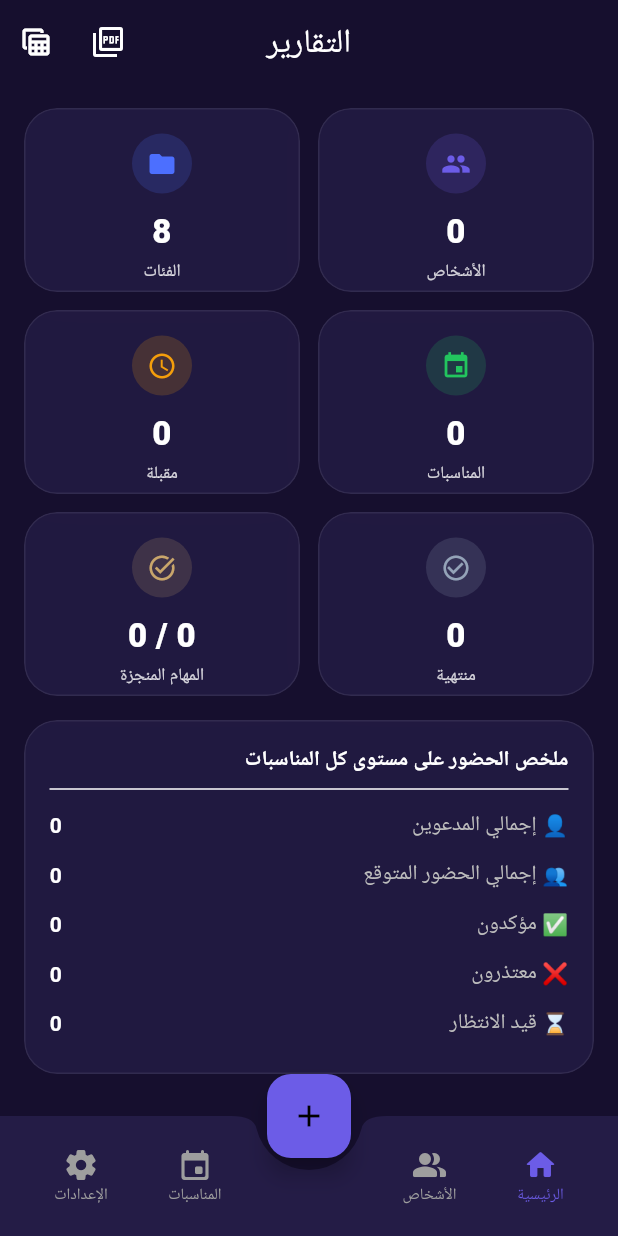
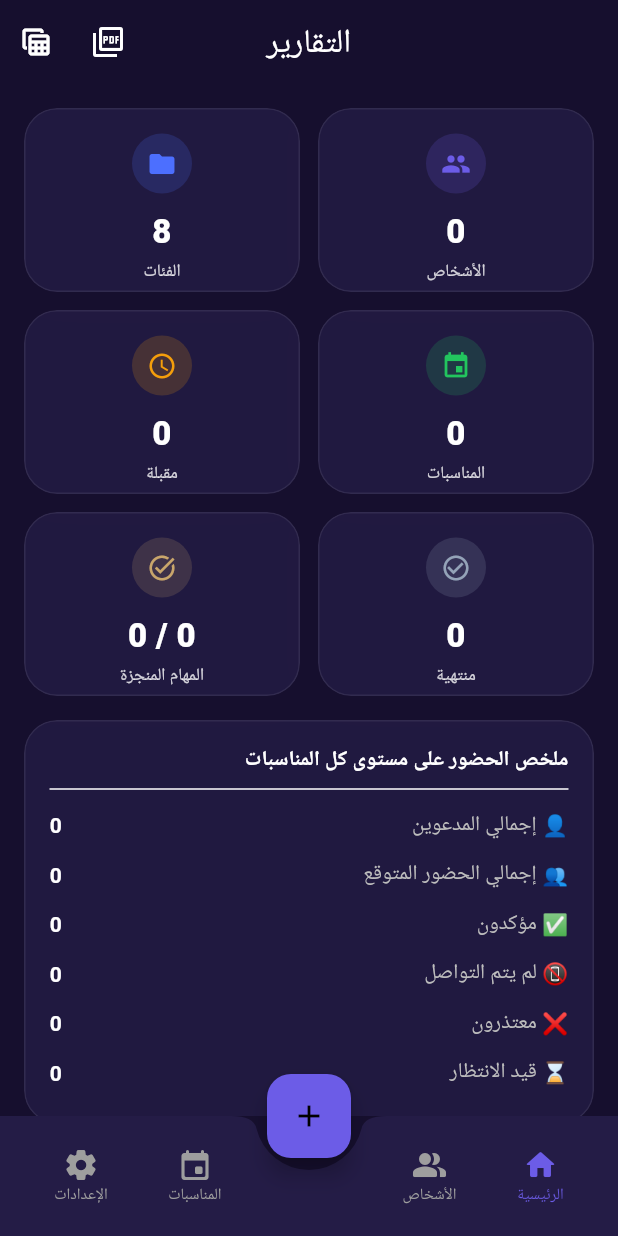
Before and after one commit to munasba/munasba, a Flutter app: the ReportsScreen screen opened by its route, on a phone screen of 412 x 824 dp. Run offline on Flutter 3.47's test engine with Material 3 defaults, Android fonts, the phone set to English and light mode, and no system bars; our stand-ins replace file_picker, fl_chart, flutter_animate, flutter_local_notifications, flutter_riverpod, go_router and 10 more; missing offline and left inert: excel; accounts and stored records are empty; Roboto replaces fonts that are missing (Cairo).

Commit message:
Add files via upload

```diff
--- a/lib/features/reports/reports_screen.dart
+++ b/lib/features/reports/reports_screen.dart
@@ -72,6 +72,7 @@ class ReportsScreen extends ConsumerWidget {
                 _row('👤 إجمالي المدعوين', '${stats.invited}'),
                 _row('👥 إجمالي الحضور المتوقع', '${stats.expected}'),
                 _row('✅ مؤكدون', '${stats.confirmed}'),
+                _row('📵 لم يتم التواصل', '${stats.notContacted}'),
                 _row('❌ معتذرون', '${stats.declined}'),
                 _row('⌛ قيد الانتظار', '${stats.pending}'),
               ],
```
